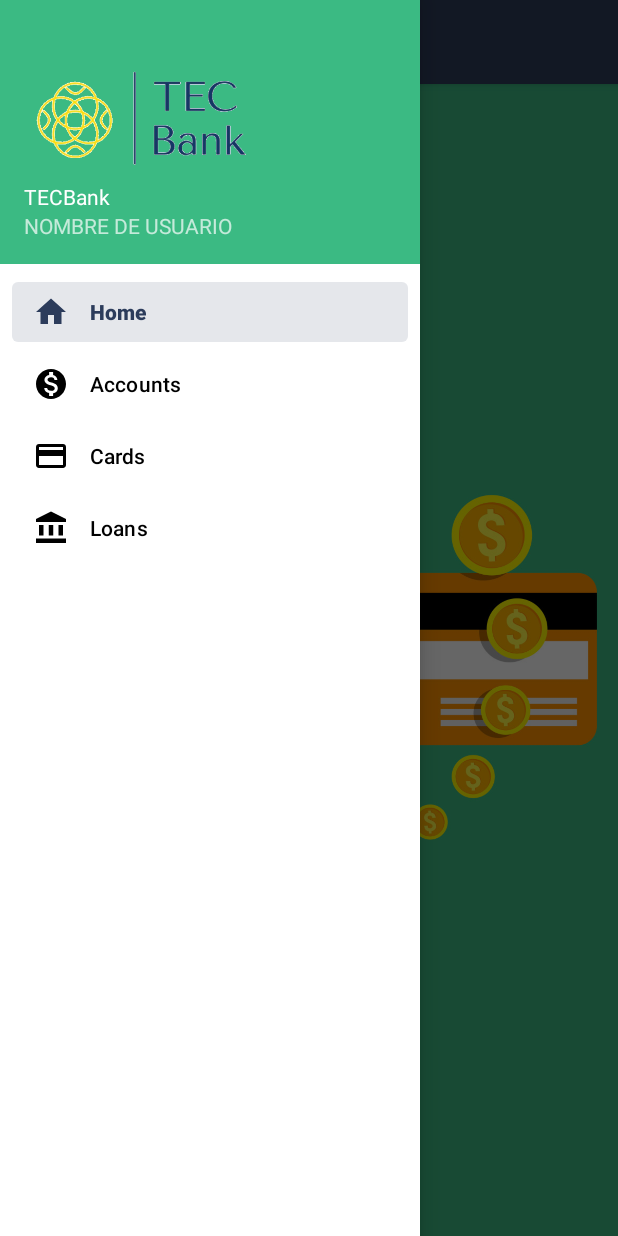
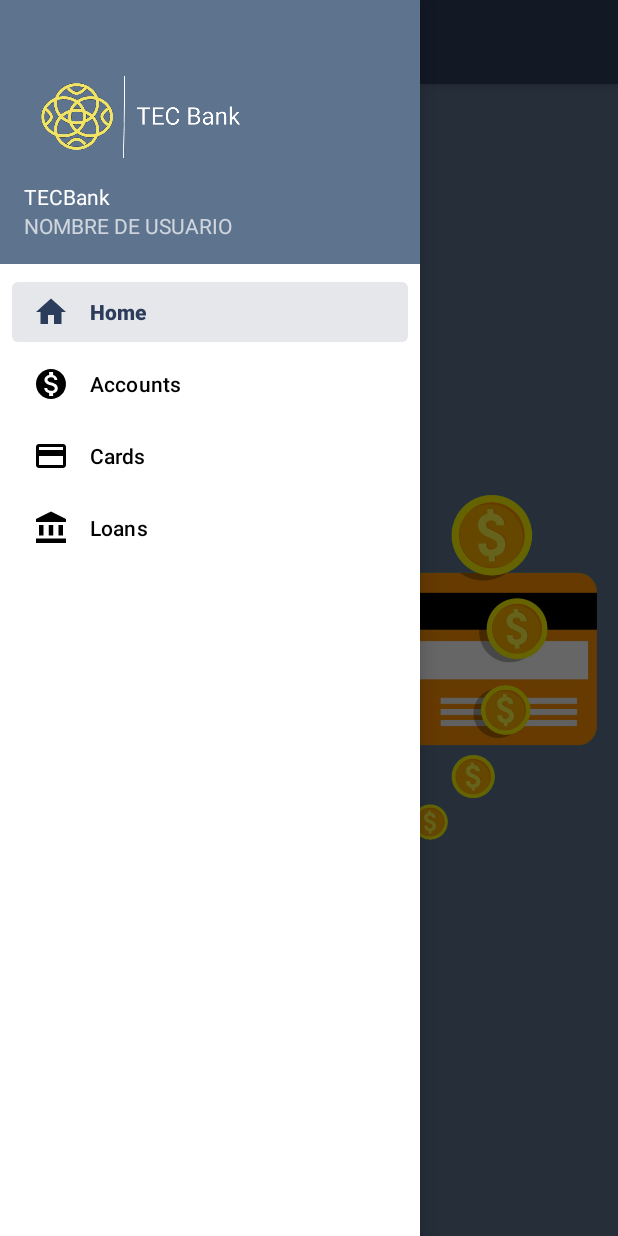
Before and after one commit to NachoGranados/BasesDatos.TareaCorta1.AppMovil, an Android app: the MainActivity screen opened directly, with no data from a screen before it, with the side drawer open, on a phone screen of 412 x 824 dp. Run offline under Robolectric (Android 15) with nearby library versions, the light colour scheme and no system bars; our stand-ins replace navigation-ui.

Commit message:
Fixing background colors

```diff
--- a/TareaBases/app/src/main/res/layout/fragment_home.xml
+++ b/TareaBases/app/src/main/res/layout/fragment_home.xml
@@ -5,7 +5,7 @@
     android:layout_width="match_parent"
     android:layout_height="match_parent"
     tools:context=".ui.home.HomeFragment"
-    android:background="#3BBA83">
+    android:background="#5E738E">
 
     <ImageView
         android:id="@+id/imageView2"
--- a/TareaBases/app/src/main/res/layout/nav_header_main.xml
+++ b/TareaBases/app/src/main/res/layout/nav_header_main.xml
@@ -3,7 +3,7 @@
     xmlns:app="http://schemas.android.com/apk/res-auto"
     android:layout_width="match_parent"
     android:layout_height="@dimen/nav_header_height"
-    android:background="#3BBA83"
+    android:background="#5E738E"
     android:gravity="bottom"
     android:orientation="vertical"
     android:paddingLeft="@dimen/activity_horizontal_margin"
@@ -16,7 +16,7 @@
         android:id="@+id/imageView3"
         android:layout_width="157dp"
         android:layout_height="69dp"
-        app:srcCompat="@drawable/logo3" />
+        app:srcCompat="@drawable/logo4" />
 
     <TextView
         android:layout_width="match_parent"
```
Also changed, not shown: TareaBases/app/src/main/res/drawable-v24/home.png (added), TareaBases/app/src/main/res/drawable-v24/logo4.png (added).
